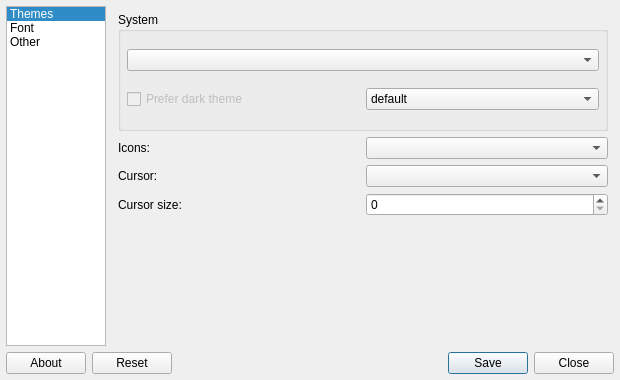
Above: src/DialogMain.ui from qtilities/gtk-conf before the change. Below: the same form after it.
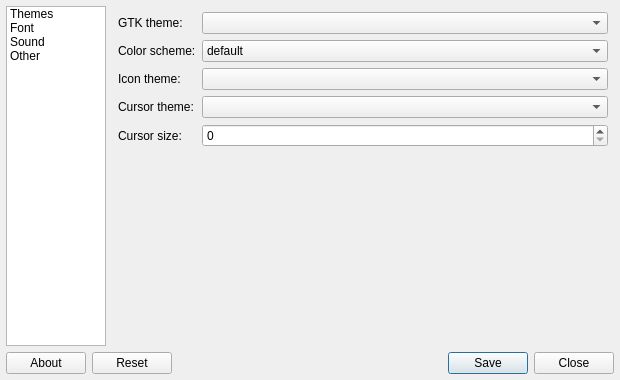
That is the form after the change. Icons and pictures are not drawn. Custom widgets are drawn as their Qt base class.

Commit message: various fixes, ci script, Sound section

Patch:
```diff
--- a/src/DialogMain.ui
+++ b/src/DialogMain.ui
@@ -40,7 +40,7 @@
         <enum>QAbstractScrollArea::AdjustToContentsOnFirstShow</enum>
        </property>
        <property name="currentRow">
-        <number>0</number>
+        <number>-1</number>
        </property>
        <item>
         <property name="text">
@@ -58,6 +58,14 @@
          <iconset theme="preferences-desktop-font"/>
         </property>
        </item>
+       <item>
+        <property name="text">
+         <string>Sound</string>
+        </property>
+        <property name="icon">
+         <iconset theme="audio-volume-high"/>
+        </property>
+       </item>
        <item>
         <property name="text">
          <string>Other</string>
@@ -93,7 +101,45 @@
          <property name="bottomMargin">
           <number>6</number>
          </property>
-         <item row="2" column="0">
+         <item row="4" column="0">
+          <widget class="QLabel" name="label_7">
+           <property name="toolTip">
+            <string>&lt;h3&gt;gtk-cursor-theme-size&lt;/h3&gt;
+&lt;p&gt;The size to use for cursors.&lt;/p&gt;
+&lt;p&gt;0 means to use the default size.&lt;/p&gt;
+&lt;p&gt;Default value: 0&lt;/p&gt;</string>
+           </property>
+           <property name="text">
+            <string>Cursor size:</string>
+           </property>
+          </widget>
+         </item>
+         <item row="3" column="1">
+          <widget class="QComboBox" name="cbxCursorThemeName"/>
+         </item>
+         <item row="5" column="0" colspan="2">
+          <widget class="QWidget" name="wgtPreview" native="true"/>
+         </item>
+         <item row="1" column="1">
+          <widget class="QComboBox" name="cbxColorScheme">
+           <item>
+            <property name="text">
+             <string>default</string>
+            </property>
+           </item>
+           <item>
+            <property name="text">
+             <string>prefer-dark</string>
+            </property>
+           </item>
+           <item>
+            <property name="text">
+             <string>prefer-light</string>
+            </property>
+           </item>
+          </widget>
+         </item>
+         <item row="3" column="0">
           <widget class="QLabel" name="label_3">
            <property name="toolTip">
             <string>&lt;h3&gt;gtk-cursor-theme-name&lt;/h3&gt;
@@ -102,17 +148,31 @@
 &lt;p&gt;Default value: NULL&lt;/p&gt;</string>
            </property>
            <property name="text">
-            <string>Cursor:</string>
+            <string>Cursor theme:</string>
            </property>
           </widget>
          </item>
          <item row="2" column="1">
-          <widget class="QComboBox" name="cbxCursorThemeName"/>
+          <widget class="QComboBox" name="cbxIconThemeName"/>
          </item>
-         <item row="4" column="0" colspan="2">
-          <widget class="QWidget" name="wgtPreview" native="true"/>
+         <item row="4" column="1">
+          <widget class="QSpinBox" name="sbxCursorThemeSize">
+           <property name="maximum">
+            <number>512</number>
+           </property>
+          </widget>
          </item>
-         <item row="1" column="0">
+         <item row="0" column="1">
+          <widget class="QComboBox" name="cbxThemeName">
+           <property name="sizePolicy">
+            <sizepolicy hsizetype="Expanding" vsizetype="Fixed">
+             <horstretch>0</horstretch>
+             <verstretch>0</verstretch>
+            </sizepolicy>
+           </property>
+          </widget>
+         </item>
+         <item row="2" column="0">
           <widget class="QLabel" name="label_2">
            <property name="toolTip">
             <string>&lt;h3&gt;gtk-icon-theme-name&lt;/h3&gt;
@@ -121,102 +181,33 @@
 &lt;p&gt;Default value: Adwaita&lt;/p&gt;</string>
            </property>
            <property name="text">
-            <string>Icons:</string>
+            <string>Icon theme:</string>
            </property>
           </widget>
          </item>
-         <item row="0" column="0" colspan="2">
-          <widget class="QGroupBox" name="gbxSystem">
-           <property name="title">
-            <string>System</string>
-           </property>
-           <layout class="QGridLayout" name="gridLayout">
-            <property name="leftMargin">
-             <number>6</number>
-            </property>
-            <property name="topMargin">
-             <number>6</number>
-            </property>
-            <property name="rightMargin">
-             <number>6</number>
-            </property>
-            <property name="bottomMargin">
-             <number>6</number>
-            </property>
-            <item row="1" column="1">
-             <widget class="QComboBox" name="cbxColorScheme">
-              <item>
-               <property name="text">
-                <string>default</string>
-               </property>
-              </item>
-              <item>
-               <property name="text">
-                <string>prefer-dark</string>
-               </property>
-              </item>
-              <item>
-               <property name="text">
-                <string>prefer-light</string>
-               </property>
-              </item>
-             </widget>
-            </item>
-            <item row="1" column="0">
-             <widget class="QCheckBox" name="chkPreferDarkTheme">
-              <property name="enabled">
-               <bool>false</bool>
-              </property>
-              <property name="toolTip">
-               <string>&lt;h3&gt;gtk-application-prefer-dark-theme&lt;/h3&gt;
-&lt;p&gt;Whether the application prefers to use a dark theme.&lt;/p&gt;
-&lt;p&gt;If a GTK theme includes a dark variant, it will be used instead of the configured theme.&lt;/p&gt;
+         <item row="1" column="0">
+          <widget class="QLabel" name="label_9">
+           <property name="toolTip">
+            <string>&lt;h3&gt;gtk-application-prefer-dark-theme&lt;/h3&gt;
+&lt;p&gt;Whether the application prefers to use a dark theme.
+If a GTK+ theme includes a dark variant, it will be used instead of the configured theme.&lt;/p&gt;
 &lt;p&gt;Default value: &lt;b&gt;false&lt;/b&gt;&lt;/p&gt;</string>
-              </property>
-              <property name="text">
-               <string>Prefer dark theme</string>
-              </property>
-             </widget>
-            </item>
-            <item row="0" column="0" colspan="2">
-             <widget class="QComboBox" name="cbxThemeName">
-              <property name="sizePolicy">
-               <sizepolicy hsizetype="Expanding" vsizetype="Fixed">
-                <horstretch>0</horstretch>
-                <verstretch>0</verstretch>
-               </sizepolicy>
-              </property>
-              <property name="toolTip">
-               <string>&lt;h3&gt;gtk-theme-name&lt;/h3&gt;
+           </property>
+           <property name="text">
+            <string>Color scheme:</string>
+           </property>
+          </widget>
+         </item>
+         <item row="0" column="0">
+          <widget class="QLabel" name="label_10">
+           <property name="toolTip">
+            <string>&lt;h3&gt;gtk-theme-name&lt;/h3&gt;
 &lt;p&gt;Name of the theme to load.&lt;/p&gt;
 &lt;p&gt;See GtkCssProvider for details about how GTK finds the CSS stylesheet for a theme.&lt;/p&gt;
 &lt;p&gt;Default value: Default&lt;/p&gt;</string>
-              </property>
-             </widget>
-            </item>
-           </layout>
-          </widget>
-         </item>
-         <item row="1" column="1">
-          <widget class="QComboBox" name="cbxIconThemeName"/>
-         </item>
-         <item row="3" column="1">
-          <widget class="QSpinBox" name="sbxCursorThemeSize">
-           <property name="maximum">
-            <number>512</number>
-           </property>
-          </widget>
-         </item>
-         <item row="3" column="0">
-          <widget class="QLabel" name="label_7">
-           <property name="toolTip">
-            <string>&lt;h3&gt;gtk-cursor-theme-size&lt;/h3&gt;
-&lt;p&gt;The size to use for cursors.&lt;/p&gt;
-&lt;p&gt;0 means to use the default size.&lt;/p&gt;
-&lt;p&gt;Default value: 0&lt;/p&gt;</string>
            </property>
            <property name="text">
-            <string>Cursor size:</string>
+            <string>GTK theme:</string>
            </property>
           </widget>
          </item>
@@ -450,6 +441,89 @@
          </item>
         </layout>
        </widget>
+       <widget class="QWidget" name="page">
+        <layout class="QGridLayout" name="gridLayout">
+         <item row="2" column="0" colspan="2">
+          <widget class="QCheckBox" name="chkEnableInputFeedbackSounds">
+           <property name="sizePolicy">
+            <sizepolicy hsizetype="Preferred" vsizetype="Preferred">
+             <horstretch>0</horstretch>
+             <verstretch>0</verstretch>
+            </sizepolicy>
+           </property>
+           <property name="toolTip">
+            <string>&lt;h3&gt;gtk-enable-input-feedback-sounds&lt;/h3&gt;
+&lt;p&gt;Whether to play event sounds as feedback to user input.&lt;/p&gt;
+&lt;p&gt;See the Sound Theme Specifications for more information on event sounds and sound themes.&lt;/p&gt;
+&lt;p&gt;GTK itself does not support event sounds, you have to use a loadable module like the one that comes with libcanberra.&lt;/p&gt;
+&lt;p&gt;Default value: &lt;b&gt;true&lt;/b&gt;&lt;/p&gt;</string>
+           </property>
+           <property name="text">
+            <string>Play event sounds as feedback to user input</string>
+           </property>
+          </widget>
+         </item>
+         <item row="3" column="0" colspan="2">
+          <widget class="QCheckBox" name="chkAllowVolumeAbove100">
+           <property name="enabled">
+            <bool>false</bool>
+           </property>
+           <property name="sizePolicy">
+            <sizepolicy hsizetype="Preferred" vsizetype="Preferred">
+             <horstretch>0</horstretch>
+             <verstretch>0</verstretch>
+            </sizepolicy>
+           </property>
+           <property name="text">
+            <string>Allow volume above 100%</string>
+           </property>
+          </widget>
+         </item>
+         <item row="1" column="0" colspan="2">
+          <widget class="QCheckBox" name="chkEnableEventSounds">
+           <property name="sizePolicy">
+            <sizepolicy hsizetype="Preferred" vsizetype="Preferred">
+             <horstretch>0</horstretch>
+             <verstretch>0</verstretch>
+            </sizepolicy>
+           </property>
+           <property name="toolTip">
+            <string>&lt;h3&gt;gtk-enable-event-sounds&lt;/h3&gt;
+&lt;p&gt;Whether to play any event sounds at all.&lt;/p&gt;
+&lt;p&gt;See the Sound Theme Specifications for more information on event sounds and sound themes.&lt;/p&gt;
+&lt;p&gt;GTK itself does not support event sounds, you have to use a loadable module like the one that comes with libcanberra.&lt;/p&gt;
+&lt;p&gt;Default value: &lt;b&gt;true&lt;/b&gt;&lt;/p&gt;</string>
+           </property>
+           <property name="text">
+            <string>Play event sounds</string>
+           </property>
+          </widget>
+         </item>
+         <item row="0" column="0">
+          <widget class="QLabel" name="label_11">
+           <property name="text">
+            <string>Sound theme:</string>
+           </property>
+          </widget>
+         </item>
+         <item row="4" column="0" colspan="2">
+          <spacer name="vspSound">
+           <property name="orientation">
+            <enum>Qt::Vertical</enum>
+           </property>
+           <property name="sizeHint" stdset="0">
+            <size>
+             <width>20</width>
+             <height>40</height>
+            </size>
+           </property>
+          </spacer>
+         </item>
+         <item row="0" column="1">
+          <widget class="QComboBox" name="cbxSoundThemeName"/>
+         </item>
+        </layout>
+       </widget>
        <widget class="QWidget" name="page3">
         <layout class="QVBoxLayout" name="verticalLayout">
          <property name="leftMargin">
```
Left out of the diff: 49 changed lines with no effect on the pictures. The commit also changes 7 other files.
